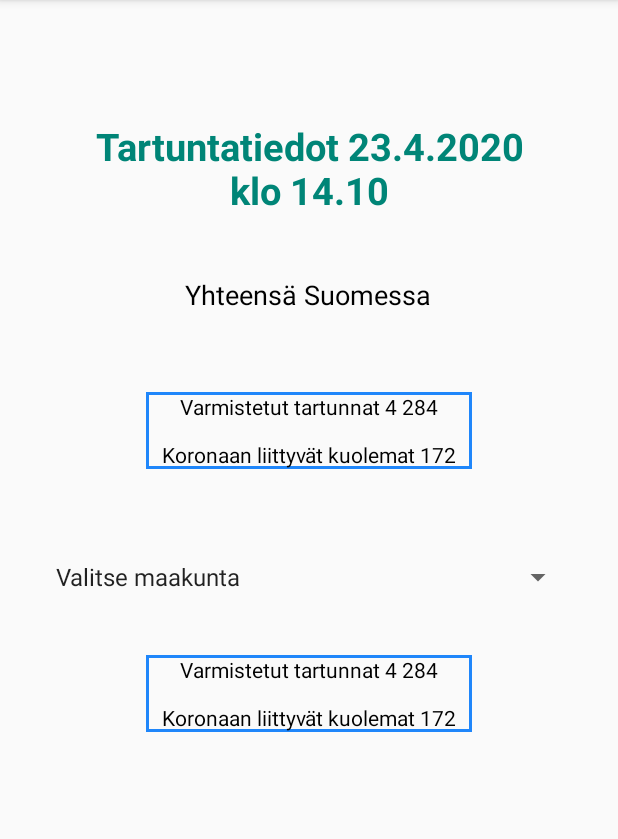
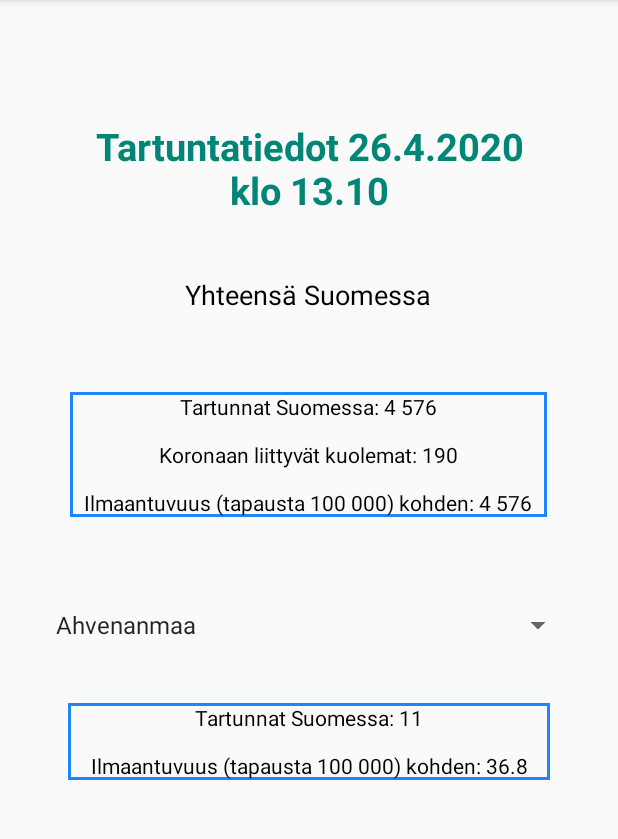
Before and after one commit to JereRajala00/Koronainfo, an Android app: the Tartuntatiedot screen opened directly, with no data from a screen before it, on a phone screen of 412 x 824 dp, the part 84-923 px from its top. Run offline under Robolectric (Android 15) with nearby library versions, the phone set to English and light mode, and no system bars.

Commit message:
Spinnerin valintalogiikka toimii, valuet lisätty, muutettu tekstikenttien resourcessa nyt muutettavat arvot

```diff
--- a/app/src/main/java/com/example/koronainfo/MaakuntaValues.java
+++ b/app/src/main/java/com/example/koronainfo/MaakuntaValues.java
@@ -1,21 +1,26 @@
 package com.example.koronainfo;
-
-import java.util.ArrayList;
-import java.util.List;
 
 public class MaakuntaValues{
     private String maakunta;
     private int infected;
-    private int deaths;
+    private double incidence;
 
 
-    public MaakuntaValues(String newMaakunta, int newInfected, int newDeaths) {
+    public MaakuntaValues(String newMaakunta, int newInfected, double newIncidence) {
         this.maakunta = newMaakunta;
         this.infected = newInfected;
-        this.deaths = newDeaths;
+        this.incidence = newIncidence;
     }
 
     public String getMaakuntaName() {
         return this.maakunta;
     }
+
+    public Integer getMaakuntaInf() {
+        return this.infected;
+    }
+
+    public Double getMaakuntaInc() {
+        return this.incidence;
+    }
 }
--- a/app/src/main/java/com/example/koronainfo/Tartuntatiedot.java
+++ b/app/src/main/java/com/example/koronainfo/Tartuntatiedot.java
@@ -3,6 +3,7 @@ package com.example.koronainfo;
 import androidx.appcompat.app.AppCompatActivity;
 
 import android.app.Activity;
+import android.content.res.Resources;
 import android.os.Bundle;
 import android.view.View;
 import android.widget.AdapterView;
@@ -10,15 +11,30 @@ import android.widget.ArrayAdapter;
 import android.widget.BaseAdapter;
 import android.widget.ListView;
 import android.widget.Spinner;
+import android.widget.TextView;
 
 import java.util.ArrayList;
 
 public class Tartuntatiedot extends AppCompatActivity {
     private Spinner spinner;
-    @Override
+    private Resources res;
+    private String selectedInf;
+    private String selectedInc;
+    private String totalInf;
+    private String totalDth;
+    private String totalInc;
+    TextView maakuntaTextView;
+
     protected void onCreate(Bundle savedInstanceState) {
         super.onCreate(savedInstanceState);
         setContentView(R.layout.activity_tartuntatiedot);
+        TextView infView = (TextView) findViewById(R.id.InfectedCountView);
+
+        res = getResources();
+        totalInf = res.getString(R.string.total_inf);
+        totalDth = res.getString(R.string.total_dth);
+        totalInc = res.getString(R.string.total_incidence);
+        infView.setText(res.getString(R.string.total_info, totalInf, totalDth, totalInf));
 
         //from https://developer.android.com/guide/topics/ui/controls/spinner
         spinner = (Spinner) findViewById(R.id.maakunnat_spinner);
@@ -29,39 +45,48 @@ public class Tartuntatiedot extends AppCompatActivity {
         adapter.setDropDownViewResource(android.R.layout.simple_spinner_dropdown_item);
         // Apply the adapter to the spinner
         spinner.setAdapter(adapter);
-        //setMaakunnat();
+        setMaakunnat();
 
-        /*lv = (ListView)findViewById(R.id.tartuntatiedotListView);
+        String selectedMaakunta = spinner.getSelectedItem().toString();
+        maakuntaTextView = (TextView) findViewById(R.id.InfectedMaakuntaView);
 
-        ArrayList<String> arrayList = new ArrayList<>();
-        arrayList.add("testi");
-
-        ArrayAdapter arrayAdapter = new ArrayAdapter(
-                this,
-                R.layout.listview_layout,
-                arrayList
-        );
-
-        lv.setAdapter(arrayAdapter);*/
+        spinner.setOnItemSelectedListener(new AdapterView.OnItemSelectedListener() {
+            @Override
+            public void onItemSelected(AdapterView<?> parent, View view, int position, long id) {
+                TextView maakuntaTextView = (TextView) findViewById(R.id.InfectedMaakuntaView);
+                selectedInf = Integer.toString(MaakuntaModel.getInstance().getMaakunta(position).getMaakuntaInf());
+                selectedInc = Double.toString(MaakuntaModel.getInstance().getMaakunta(position).getMaakuntaInc());
+                maakuntaTextView.setText(res.getString(R.string.maakunta_info, selectedInf, selectedInc));
+            }
 
 
+            @Override
+            public void onNothingSelected(AdapterView<?> parent) {
+                maakuntaTextView.setText("Valitse maakunta");
+            }
+        });
+
     }
-    /*public class SpinnerActivity extends Activity implements AdapterView.OnItemSelectedListener {
 
-        public void onItemSelected(AdapterView<?> parent, View view, int pos, long id) {
-            // An item was selected. You can retrieve the selected item using
-            String selectedMaakunta = spinner.getSelectedItem().toString();
-            for (int i; i < MaakuntaModel.; i++)
-                if (selectedMaakunta.equals(MaakuntaModel.getInstance().getMaakunta(i).getMaakuntaName() {
-                    return MaakuntaModel.getInstance().get
-                }
-        }
-
-        public void onNothingSelected(AdapterView<?> parent) {
-            // Another interface callback
-        }
+    private void setMaakunnat() {
+        MaakuntaModel.getInstance().getMaakunta().add(new MaakuntaValues("Ahvenanmaa",11, 36.8));
+        MaakuntaModel.getInstance().getMaakunta().add(new MaakuntaValues("Etelä-Karjala",14, 11.0));
+        MaakuntaModel.getInstance().getMaakunta().add(new MaakuntaValues("Etelä-Pohjanmaa",36,18.6));
+        MaakuntaModel.getInstance().getMaakunta().add(new MaakuntaValues("Etelä-Savo", 46,46.5));
+        MaakuntaModel.getInstance().getMaakunta().add(new MaakuntaValues("Kainuu",55,76.1));
+        MaakuntaModel.getInstance().getMaakunta().add(new MaakuntaValues("Kanta-Häme", 75,43.9));
+        MaakuntaModel.getInstance().getMaakunta().add(new MaakuntaValues("Keski-Pohjanmaa", 13, 16.8));
+        MaakuntaModel.getInstance().getMaakunta().add(new MaakuntaValues("Keski-Suomi", 123, 48.7));
+        MaakuntaModel.getInstance().getMaakunta().add(new MaakuntaValues("Kymenlaakso", 35,21.3));
+        MaakuntaModel.getInstance().getMaakunta().add(new MaakuntaValues("Lappi", 68, 58.2));
+        MaakuntaModel.getInstance().getMaakunta().add(new MaakuntaValues("Pirkanmaa", 213, 41.4));
+        MaakuntaModel.getInstance().getMaakunta().add(new MaakuntaValues("Pohjanmaa", 47, 27.7));
+        MaakuntaModel.getInstance().getMaakunta().add(new MaakuntaValues("Pohjois-Karjala", 24, 14.6));
+        MaakuntaModel.getInstance().getMaakunta().add(new MaakuntaValues("Pohjois-Pohjanmaa", 122, 29.7));
+        MaakuntaModel.getInstance().getMaakunta().add(new MaakuntaValues("Pohjois-Savo", 120, 49.1));
+        MaakuntaModel.getInstance().getMaakunta().add(new MaakuntaValues("Päijät-Häme", 72, 34.3));
+        MaakuntaModel.getInstance().getMaakunta().add(new MaakuntaValues("Satakunta", 51, 23.5));
+        MaakuntaModel.getInstance().getMaakunta().add(new MaakuntaValues("Uusimaa", 3204, 190.0));
+        MaakuntaModel.getInstance().getMaakunta().add(new MaakuntaValues("Varsinais-Suomi", 250, 51.8));
     }
-    private void setMaakunnat() {
-        MaakuntaModel.getInstance().getMaakunta().add(new MaakuntaValues("Ahvenanmaa",11, ))
-    }*/
 }
--- a/app/src/main/res/layout/activity_tartuntatiedot.xml
+++ b/app/src/main/res/layout/activity_tartuntatiedot.xml
@@ -39,12 +39,12 @@
 
         <TextView
             android:id="@+id/InfectedCountView"
-            android:layout_width="217dp"
+            android:layout_width="318dp"
             android:layout_height="wrap_content"
             android:layout_gravity="center"
             android:layout_marginTop="40dp"
             android:background="@drawable/border"
-            android:text="@string/inftected_count"
+            android:text="@string/total_info"
             android:textAlignment="center"
             android:textColor="@android:color/black" />
 
@@ -57,12 +57,12 @@
 
         <TextView
             android:id="@+id/InfectedMaakuntaView"
-            android:layout_width="217dp"
+            android:layout_width="321dp"
             android:layout_height="wrap_content"
             android:layout_gravity="center"
             android:layout_marginTop="40dp"
             android:background="@drawable/border"
-            android:text="@string/inftected_count"
+            android:text="@string/maakunta_info"
             android:textAlignment="center"
             android:textColor="@android:color/black" />
 
--- a/app/src/main/res/values/arrays.xml
+++ b/app/src/main/res/values/arrays.xml
@@ -1,7 +1,6 @@
 <?xml version="1.0" encoding="utf-8"?>
 <resources>
     <string-array name="maakunnat_array">
-        <item>Valitse maakunta</item>
         <item>Ahvenanmaa</item>
         <item>Etelä-Karjala</item>
         <item>Etelä-Pohjanmaa</item>
--- a/app/src/main/res/values/strings.xml
+++ b/app/src/main/res/values/strings.xml
@@ -1,6 +1,9 @@
 <resources>
     <string name="app_name">Koronainfo</string>
-    <string name="tartunatiedot_header">Tartuntatiedot 23.4.2020 klo 14.10</string>
-    <string name="inftected_count">Varmistetut tartunnat 4 284\n\nKoronaan liittyvät kuolemat 172</string>
-    <string name="death_count">Koronaan liittyvät kuolemat 172</string>
+    <string name="tartunatiedot_header">Tartuntatiedot 26.4.2020 klo 13.10</string>
+    <string name="total_info">Tartunnat Suomessa: %1$s\n\nKoronaan liittyvät kuolemat: %2$s\n\nIlmaantuvuus (tapausta 100 000) kohden: %3$s</string>
+    <string name="maakunta_info">Tartunnat Suomessa: %1$s\n\nIlmaantuvuus (tapausta 100 000) kohden: %2$s</string>
+    <string name="total_inf">4 576</string>
+    <string name="total_dth">190</string>
+    <string name="total_incidence">83</string>
 </resources>
```
